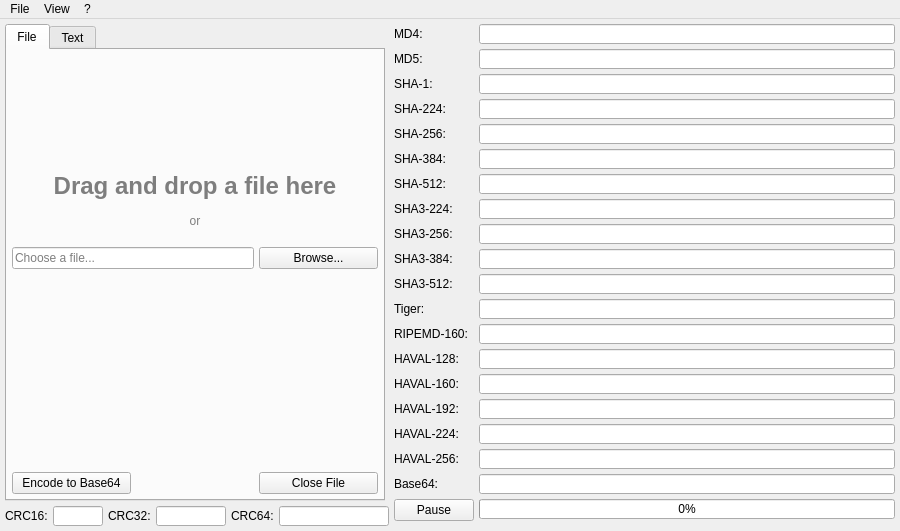
The window that ui/mainwindow.ui (rikyoz/MrHash) describes before a commit, drawn with Qt 5.
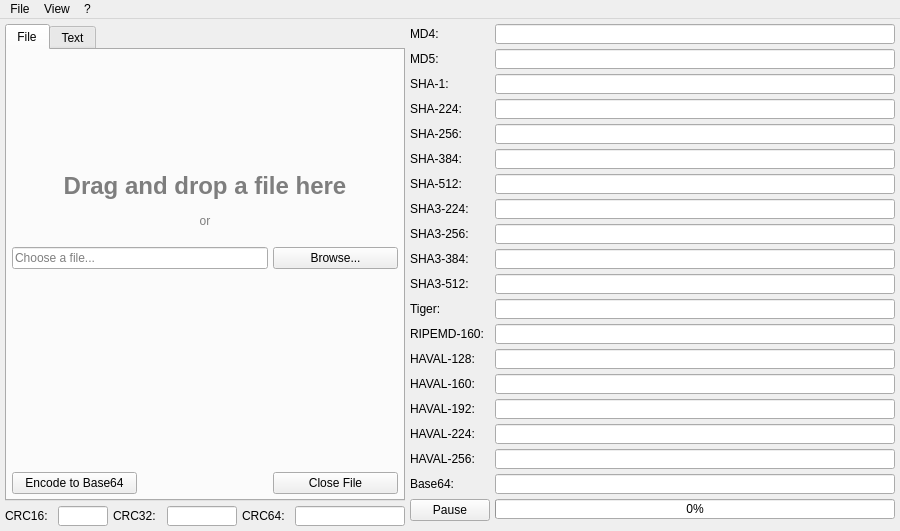
The same window after the commit. Icons and pictures are not drawn. Custom widgets are drawn as their Qt base class.

What changed in the file:
```diff
--- a/ui/mainwindow.ui
+++ b/ui/mainwindow.ui
@@ -676,13 +676,13 @@
       </property>
       <property name="minimumSize">
        <size>
-        <width>380</width>
+        <width>400</width>
         <height>0</height>
        </size>
       </property>
       <property name="maximumSize">
        <size>
-        <width>380</width>
+        <width>400</width>
         <height>16777215</height>
        </size>
       </property>
```
